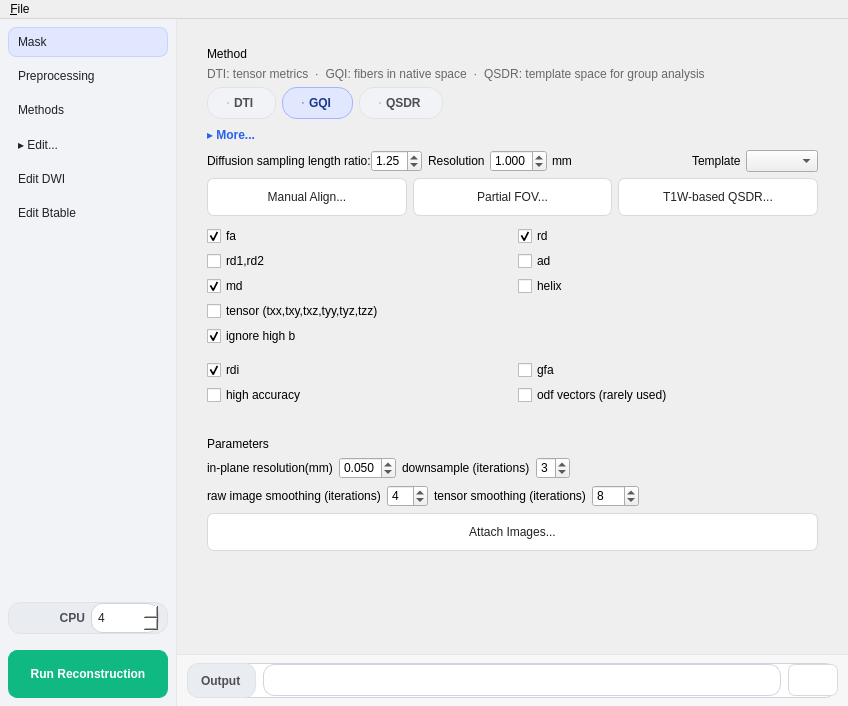
Qt form reconstruction/reconstruction_window.ui (frankyeh/DSI-Studio) before a commit.
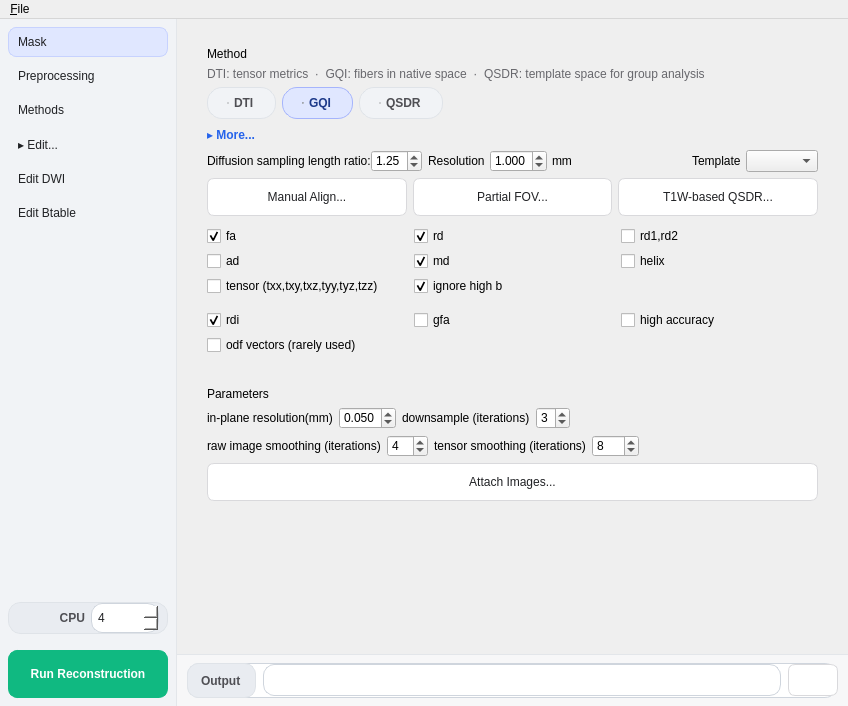
The same form after that commit. The open tabs and pages were chosen to show the change. Icons and pictures are not drawn.

Commit message: Arrange Method output checkboxes in three columns

```diff
--- a/reconstruction/reconstruction_window.ui
+++ b/reconstruction/reconstruction_window.ui
@@ -1290,7 +1290,7 @@
                      <property name="verticalSpacing">
                       <number>5</number>
                      </property>
-                     <item row="1" column="0">
+                     <item row="0" column="0">
                       <widget class="QCheckBox" name="output_fa">
                        <property name="toolTip">
                         <string>fa</string>
@@ -1306,7 +1306,7 @@
                        </property>
                       </widget>
                      </item>
-                     <item row="1" column="1">
+                     <item row="0" column="1">
                       <widget class="QCheckBox" name="output_rd">
                        <property name="toolTip">
                         <string>rd</string>
@@ -1322,7 +1322,7 @@
                        </property>
                       </widget>
                      </item>
-                     <item row="2" column="0">
+                     <item row="0" column="2">
                       <widget class="QCheckBox" name="output_rd12">
                        <property name="toolTip">
                         <string>rd1,rd2</string>
@@ -1335,7 +1335,7 @@
                        </property>
                       </widget>
                      </item>
-                     <item row="2" column="1">
+                     <item row="1" column="0">
                       <widget class="QCheckBox" name="output_ad">
                        <property name="statusTip">
                         <string>ad</string>
@@ -1345,7 +1345,7 @@
                        </property>
                       </widget>
                      </item>
-                     <item row="3" column="0">
+                     <item row="1" column="1">
                       <widget class="QCheckBox" name="output_md">
                        <property name="toolTip">
                         <string>md</string>
@@ -1361,7 +1361,7 @@
                        </property>
                       </widget>
                      </item>
-                     <item row="3" column="1">
+                     <item row="1" column="2">
                       <widget class="QCheckBox" name="output_helix">
                        <property name="statusTip">
                         <string>helix</string>
@@ -1371,7 +1371,7 @@
                        </property>
                       </widget>
                      </item>
-                     <item row="4" column="0" colspan="2">
+                     <item row="2" column="0">
                       <widget class="QCheckBox" name="output_tensor">
                        <property name="toolTip">
                         <string>tensor</string>
@@ -1384,7 +1384,7 @@
                        </property>
                       </widget>
                      </item>
-                     <item row="5" column="0">
+                     <item row="2" column="1">
                       <widget class="QCheckBox" name="dti_ignore_high_b">
                        <property name="toolTip">
                         <string>Calculate tensor-based metrics using DWI lower than 1750 s/mm2</string>
@@ -1422,7 +1422,7 @@
                      <property name="verticalSpacing">
                       <number>5</number>
                      </property>
-                     <item row="1" column="0">
+                     <item row="0" column="0">
                       <widget class="QCheckBox" name="output_rdi">
                        <property name="statusTip">
                         <string>rdi</string>
@@ -1435,7 +1435,7 @@
                        </property>
                       </widget>
                      </item>
-                     <item row="1" column="1">
+                     <item row="0" column="1">
                       <widget class="QCheckBox" name="output_gfa">
                        <property name="statusTip">
                         <string>gfa</string>
@@ -1445,7 +1445,7 @@
                        </property>
                       </widget>
                      </item>
-                     <item row="2" column="0">
+                     <item row="0" column="2">
                       <widget class="QCheckBox" name="high_accuracy">
                        <property name="statusTip">
                         <string>fixel</string>
@@ -1455,7 +1455,7 @@
                        </property>
                       </widget>
                      </item>
-                     <item row="2" column="1">
+                     <item row="1" column="0">
                       <widget class="QCheckBox" name="output_odf">
                        <property name="statusTip">
                         <string>odf</string>
```
